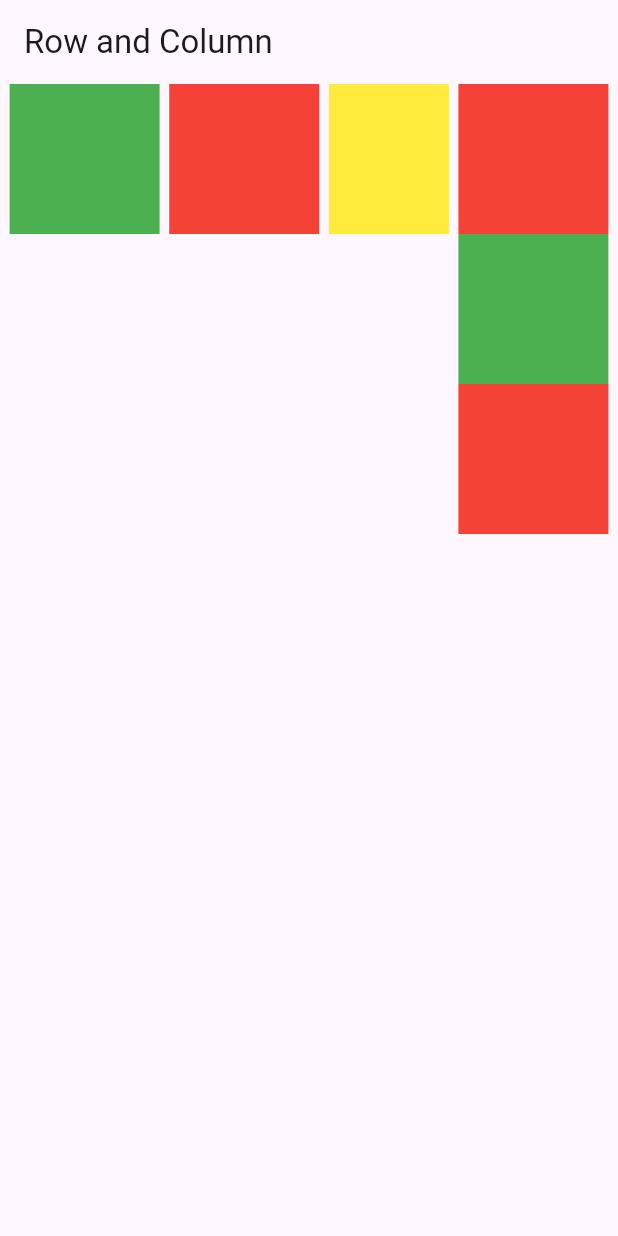
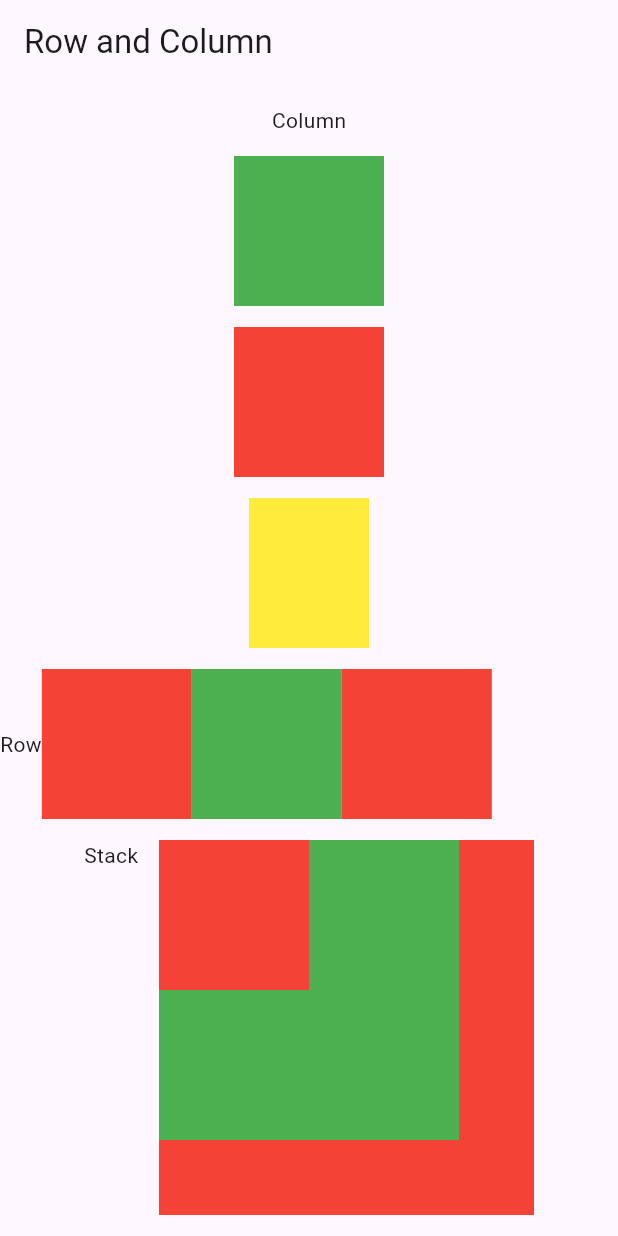
Before and after one commit to krishansharma11/40DaysOfFlutter, a Flutter app: the screen it shows after launch, on a phone screen of 412 x 824 dp. Run offline on Flutter 3.47's test engine with Material 3 defaults, Android fonts, the phone set to English and light mode, and no system bars.

Commit message:
added stack

```diff
--- a/lib/main.dart
+++ b/lib/main.dart
@@ -1,4 +1,5 @@
 import 'package:flutter/material.dart';
+import 'package:flutter/widgets.dart';
 
 void main() {
   runApp(MyApp());
@@ -12,11 +13,11 @@ class MyApp extends StatelessWidget {
           appBar: AppBar(
             title: (const Text("Row and Column")),
           ),
-          body: Container(
-              child: Row(
-                  mainAxisAlignment: MainAxisAlignment.spaceEvenly,
-                  crossAxisAlignment: CrossAxisAlignment.start,
-                  children: [
+          body: Column(
+              mainAxisAlignment: MainAxisAlignment.spaceEvenly,
+              crossAxisAlignment: CrossAxisAlignment.center,
+              children: [
+                Text("Column"),
                 Container(
                   height: 100,
                   width: 100,
@@ -32,8 +33,9 @@ class MyApp extends StatelessWidget {
                   width: 80,
                   color: Colors.yellow,
                 ),
-                Column(
+                Row(
                   children: [
+                    Text("Row"),
                     Container(
                       height: 100,
                       width: 100,
@@ -50,8 +52,29 @@ class MyApp extends StatelessWidget {
                       color: Colors.red,
                     ),
                   ],
-                )
-              ]))),
+                ),
+                Stack(children: [
+                  Text("Stack"),
+                  Container(
+                    margin: EdgeInsets.only(left: 50),
+                    height: 250,
+                    width: 250,
+                    color: Colors.red,
+                  ),
+                  Container(
+                    margin: EdgeInsets.only(left: 50),
+                    height: 200,
+                    width: 200,
+                    color: Colors.green,
+                  ),
+                  Container(
+                    margin: EdgeInsets.only(left: 50),
+                    height: 100,
+                    width: 100,
+                    color: Colors.red,
+                  ),
+                ])
+              ])),
     );
   }
 }
```
